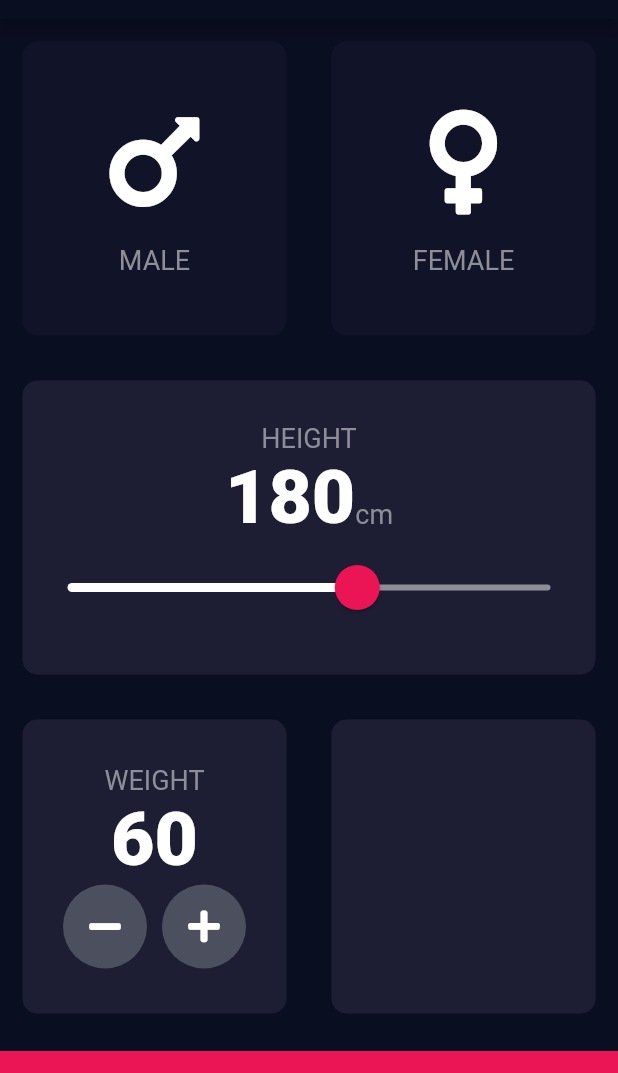
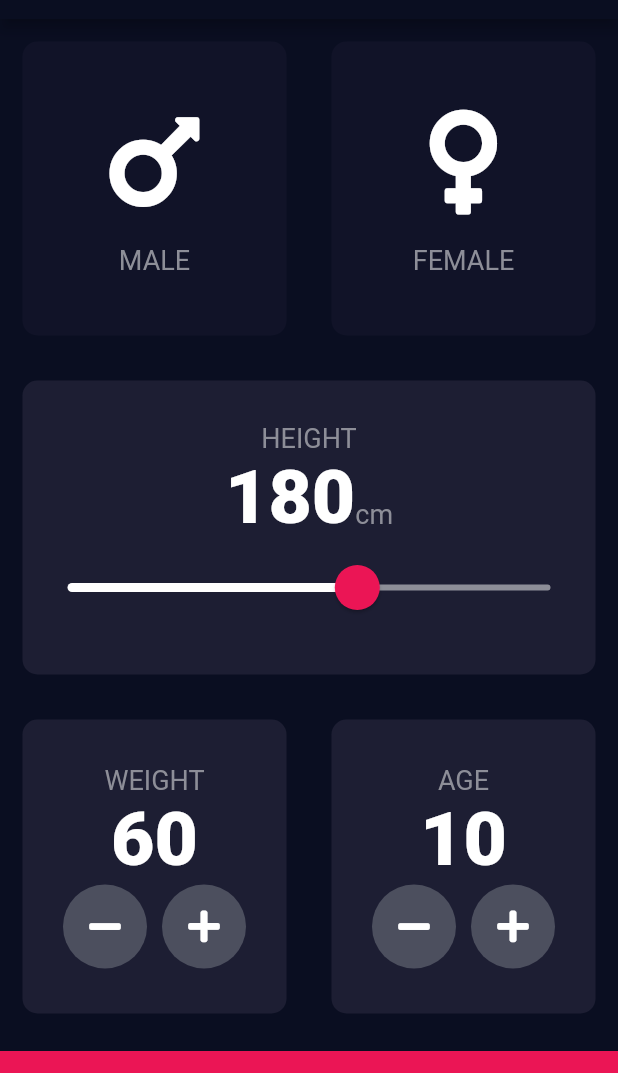
Before and after one commit to kuppylee/BMI-Calculator, a Flutter app: the screen it shows after launch, on a phone screen of 412 x 824 dp, the part 65-1138 px from its top. Run offline on Flutter 3.47's test engine with Material 2 defaults, Android fonts, the phone set to English and light mode, and no system bars; our stand-ins replace font_awesome_flutter; missing offline and left inert: dart:ffi.

Commit message:
Finished building the input page for my BMI calculator

```diff
--- a/bmi-calculator-flutter-master/lib/input_page.dart
+++ b/bmi-calculator-flutter-master/lib/input_page.dart
@@ -23,6 +23,7 @@ class _InputPageState extends State<InputPage> {
   Gender selectedGender;
   int height = 180;
   int weight = 60;
+  int age = 10;
 
   @override
   Widget build(BuildContext context) {
@@ -144,7 +145,42 @@ class _InputPageState extends State<InputPage> {
                 ),
               ),
               Expanded(
-                child: ReusableCard(colour: kActiveCardColor,),
+                child: ReusableCard(
+                  colour: kActiveCardColor,
+                  cardChild: Column(
+                  mainAxisAlignment: MainAxisAlignment.center,
+                  children: [
+                    Text('AGE',
+                      style: kLabelTextStyle,
+                    ),
+                    Text(age.toString(),
+                      style: kNumberLabelTextStyle,
+                    ),
+                    Row(
+                      mainAxisAlignment: MainAxisAlignment.center,
+                      children: [
+                        RoundIconButton(
+                          icon: FontAwesomeIcons.minus,
+                          onPressed: (){
+                            setState(() {
+                              age--;
+                            });
+                          },
+                        ),
+                        SizedBox(width: 10.0,),
+                        RoundIconButton(
+                          icon: FontAwesomeIcons.plus,
+                          onPressed: (){
+                            setState(() {
+                              age++;
+                            });
+                          },
+                        ),
+                      ],
+                    ),
+                  ],
+                ),
+                ),
               ),
             ],
           ),
```
